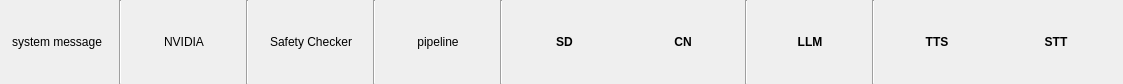
Capsize-Games/airunner, file src/airunner/components/application/gui/widgets/status/templates/status.ui: the form before one commit.
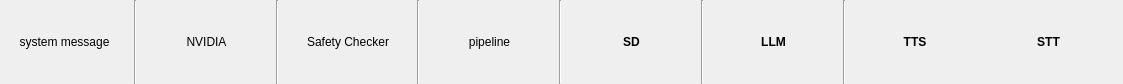
The form after the commit.

```diff
--- a/src/airunner/components/application/gui/widgets/status/templates/status.ui
+++ b/src/airunner/components/application/gui/widgets/status/templates/status.ui
@@ -134,22 +134,6 @@
      </property>
     </widget>
    </item>
-   <item>
-    <widget class="QLabel" name="controlnet_status">
-     <property name="font">
-      <font>
-       <pointsize>-1</pointsize>
-       <bold>true</bold>
-      </font>
-     </property>
-     <property name="text">
-      <string>CN</string>
-     </property>
-     <property name="alignment">
-      <set>Qt::AlignmentFlag::AlignCenter</set>
-     </property>
-    </widget>
-   </item>
    <item>
     <widget class="Line" name="line_2">
      <property name="orientation">
```
